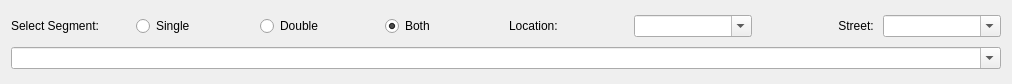
Old version of the form mapper_app/ui/segmentselectionwidget.ui in the repository allenck/mapper.
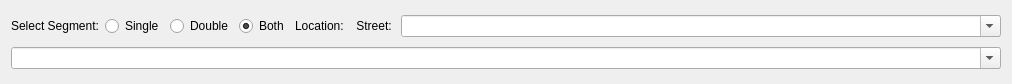
New version of the form.

The edit to the form file:
```diff
--- a/mapper_app/ui/segmentselectionwidget.ui
+++ b/mapper_app/ui/segmentselectionwidget.ui
@@ -63,6 +63,12 @@
    </item>
    <item row="0" column="5">
     <widget class="QComboBox" name="cbLocation">
+     <property name="sizePolicy">
+      <sizepolicy hsizetype="Ignored" vsizetype="Fixed">
+       <horstretch>0</horstretch>
+       <verstretch>0</verstretch>
+      </sizepolicy>
+     </property>
      <property name="toolTip">
       <string>&lt;html&gt;&lt;head/&gt;&lt;body&gt;&lt;p&gt;Specify a location name to limit search for street names. &lt;/p&gt;&lt;/body&gt;&lt;/html&gt;</string>
      </property>
@@ -86,6 +92,12 @@
    </item>
    <item row="0" column="7">
     <widget class="QComboBox" name="cbStreets">
+     <property name="sizePolicy">
+      <sizepolicy hsizetype="Expanding" vsizetype="Fixed">
+       <horstretch>0</horstretch>
+       <verstretch>0</verstretch>
+      </sizepolicy>
+     </property>
      <property name="toolTip">
       <string>&lt;html&gt;&lt;head/&gt;&lt;body&gt;&lt;p&gt;Enter a street name for which segments on that street will be displated.&lt;/p&gt;&lt;/body&gt;&lt;/html&gt;</string>
      </property>
```
